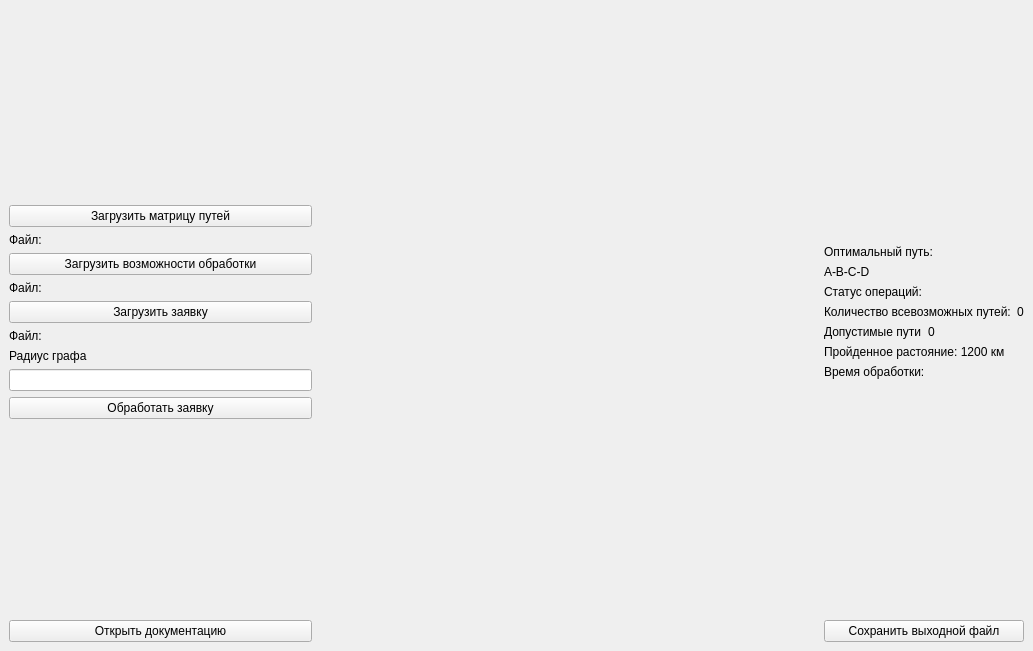
The window that window.ui (DimaUsenko/Navigator) describes before a commit, drawn with Qt 5.
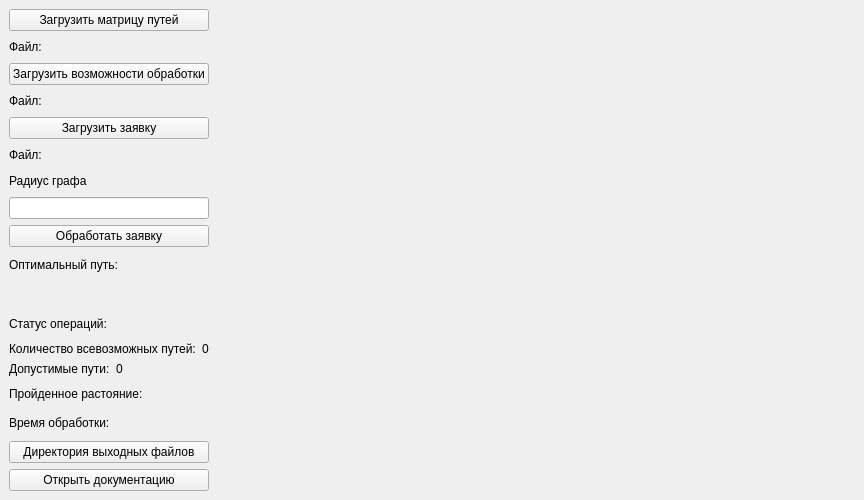
The same window after the commit.

Diff of the .ui file:
```diff
--- a/window.ui
+++ b/window.ui
@@ -6,30 +6,25 @@
    <rect>
     <x>0</x>
     <y>0</y>
-    <width>1033</width>
-    <height>651</height>
+    <width>860</width>
+    <height>500</height>
    </rect>
   </property>
   <property name="windowTitle">
    <string>MainWindow</string>
   </property>
   <widget class="QWidget" name="centralwidget">
-   <layout class="QHBoxLayout" name="horizontalLayout_3">
+   <property name="maximumSize">
+    <size>
+     <width>16777215</width>
+     <height>16777215</height>
+    </size>
+   </property>
+   <layout class="QHBoxLayout" name="horizontalLayout_4">
+    <item>
+     <layout class="QVBoxLayout" name="verticalLayout_4">
     <item>
      <layout class="QVBoxLayout" name="verticalLayout">
-      <item>
-       <spacer name="verticalSpacer_3">
-        <property name="orientation">
-         <enum>Qt::Vertical</enum>
-        </property>
-        <property name="sizeHint" stdset="0">
-         <size>
-          <width>20</width>
-          <height>40</height>
-         </size>
-        </property>
-       </spacer>
-      </item>
       <item>
        <widget class="QPushButton" name="pushButton">
         <property name="text">
@@ -89,56 +84,10 @@
         </property>
        </widget>
       </item>
-      <item>
-       <spacer name="verticalSpacer">
-        <property name="orientation">
-         <enum>Qt::Vertical</enum>
-        </property>
-        <property name="sizeHint" stdset="0">
-         <size>
-          <width>20</width>
-          <height>40</height>
-         </size>
-        </property>
-       </spacer>
-      </item>
-      <item>
-       <widget class="QPushButton" name="pushButton_4">
-        <property name="text">
-         <string>Открыть документацию</string>
-        </property>
-       </widget>
-      </item>
-     </layout>
-    </item>
-    <item>
-     <widget class="QLabel" name="label_5">
-      <property name="minimumSize">
-       <size>
-        <width>500</width>
-        <height>500</height>
-       </size>
-      </property>
-      <property name="text">
-       <string/>
-      </property>
-     </widget>
-    </item>
+       </layout>
+      </item>
     <item>
      <layout class="QVBoxLayout" name="verticalLayout_2">
-      <item>
-       <spacer name="verticalSpacer_4">
-        <property name="orientation">
-         <enum>Qt::Vertical</enum>
-        </property>
-        <property name="sizeHint" stdset="0">
-         <size>
-          <width>20</width>
-          <height>40</height>
-         </size>
-        </property>
-       </spacer>
-      </item>
       <item>
        <widget class="QLabel" name="label_6">
         <property name="text">
@@ -149,7 +98,7 @@
       <item>
        <widget class="QLabel" name="label_7">
         <property name="text">
-         <string>A-B-C-D</string>
+           <string/>
         </property>
        </widget>
       </item>
@@ -185,7 +134,7 @@
           <item>
            <widget class="QLabel" name="label_13">
             <property name="text">
-             <string>Допустимые пути</string>
+               <string>Допустимые пути:</string>
             </property>
            </widget>
           </item>
@@ -203,7 +152,7 @@
       <item>
        <widget class="QLabel" name="label_8">
         <property name="text">
-         <string>Пройденное растояние: 1200 км</string>
+           <string>Пройденное растояние:</string>
         </property>
        </widget>
       </item>
@@ -214,23 +163,42 @@
         </property>
        </widget>
       </item>
-      <item>
-       <spacer name="verticalSpacer_2">
-        <property name="orientation">
-         <enum>Qt::Vertical</enum>
-        </property>
-        <property name="sizeHint" stdset="0">
-         <size>
-          <width>20</width>
-          <height>40</height>
-         </size>
-        </property>
-       </spacer>
-      </item>
       <item>
        <widget class="QPushButton" name="pushButton_5">
         <property name="text">
-         <string>Сохранить выходной файл</string>
+           <string>Директория выходных файлов</string>
+          </property>
+         </widget>
+        </item>
+        <item>
+         <widget class="QPushButton" name="pushButton_4">
+          <property name="text">
+           <string>Открыть документацию</string>
+          </property>
+         </widget>
+        </item>
+       </layout>
+      </item>
+     </layout>
+    </item>
+    <item>
+     <layout class="QVBoxLayout" name="verticalLayout_6">
+      <item>
+       <widget class="QLabel" name="label_5">
+        <property name="minimumSize">
+         <size>
+          <width>640</width>
+          <height>480</height>
+         </size>
+        </property>
+        <property name="maximumSize">
+         <size>
+          <width>640</width>
+          <height>480</height>
+         </size>
+        </property>
+        <property name="text">
+         <string/>
         </property>
        </widget>
       </item>
```
Left out of the diff: 2 changed lines with no effect on the pictures. Lines whose indentation alone changed are shown as unchanged.
